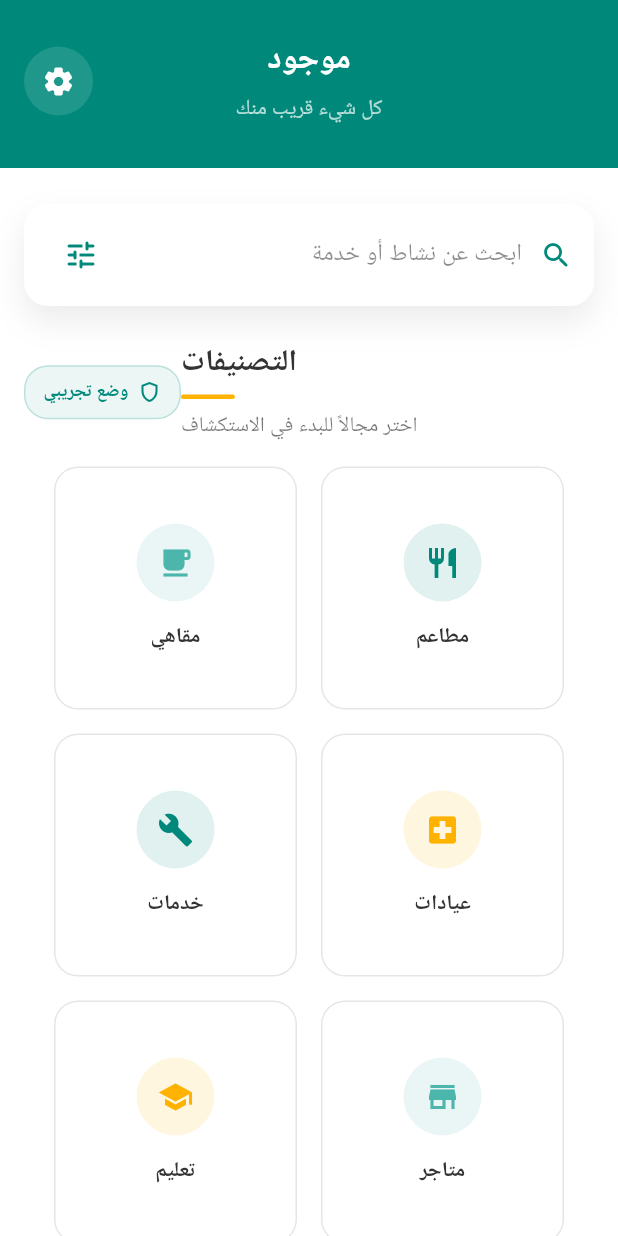
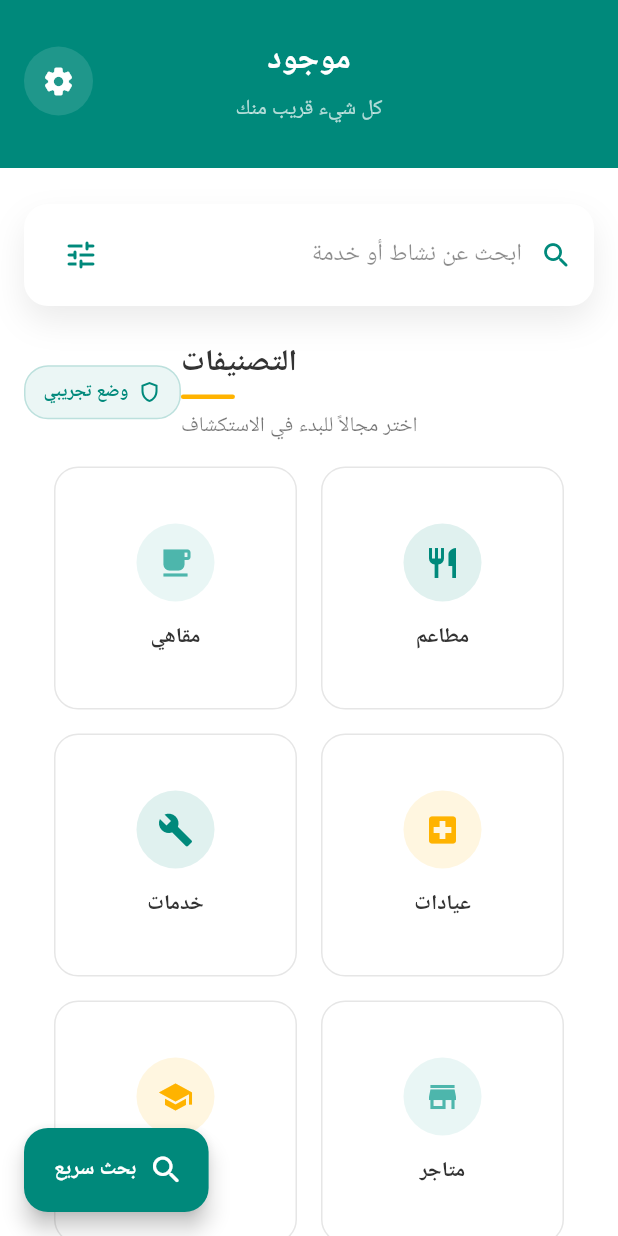
Before and after one commit to kezar0001-cpu/Mawjood, a Flutter app: the screen it shows after launch, on a phone screen of 412 x 824 dp. Run offline on Flutter 3.47's test engine with Material 3 defaults, Android fonts, the phone set to English and light mode, and no system bars; our stand-ins replace cached_network_image, google_fonts, supabase_flutter; accounts and stored records are empty; Roboto replaces fonts that are missing (Cairo).

Commit message:
Add branded quick search FAB

```diff
--- a/lib/screens/home_screen.dart
+++ b/lib/screens/home_screen.dart
@@ -61,6 +61,21 @@ class _HomeScreenState extends State<HomeScreen> {
               _buildCategoryGrid(),
             ],
           ),
+        ),
+      ),
+      floatingActionButtonLocation: FloatingActionButtonLocation.endFloat,
+      floatingActionButton: Directionality(
+        textDirection: TextDirection.rtl,
+        child: FloatingActionButton.extended(
+          elevation: 6,
+          backgroundColor: AppColors.primary,
+          foregroundColor: Colors.white,
+          icon: const Icon(Icons.search_rounded),
+          label: const Text(
+            AppText.quickSearch,
+            style: TextStyle(fontWeight: FontWeight.w700),
+          ),
+          onPressed: () => _openSearch(_searchController.text),
         ),
       ),
     );
--- a/lib/utils/app_text.dart
+++ b/lib/utils/app_text.dart
@@ -9,4 +9,5 @@ class AppText {
   static const String about = 'حول التطبيق';
   static const String help = 'المساعدة والدعم';
   static const String mockBadge = 'وضع تجريبي';
+  static const String quickSearch = 'بحث سريع';
 }
```
